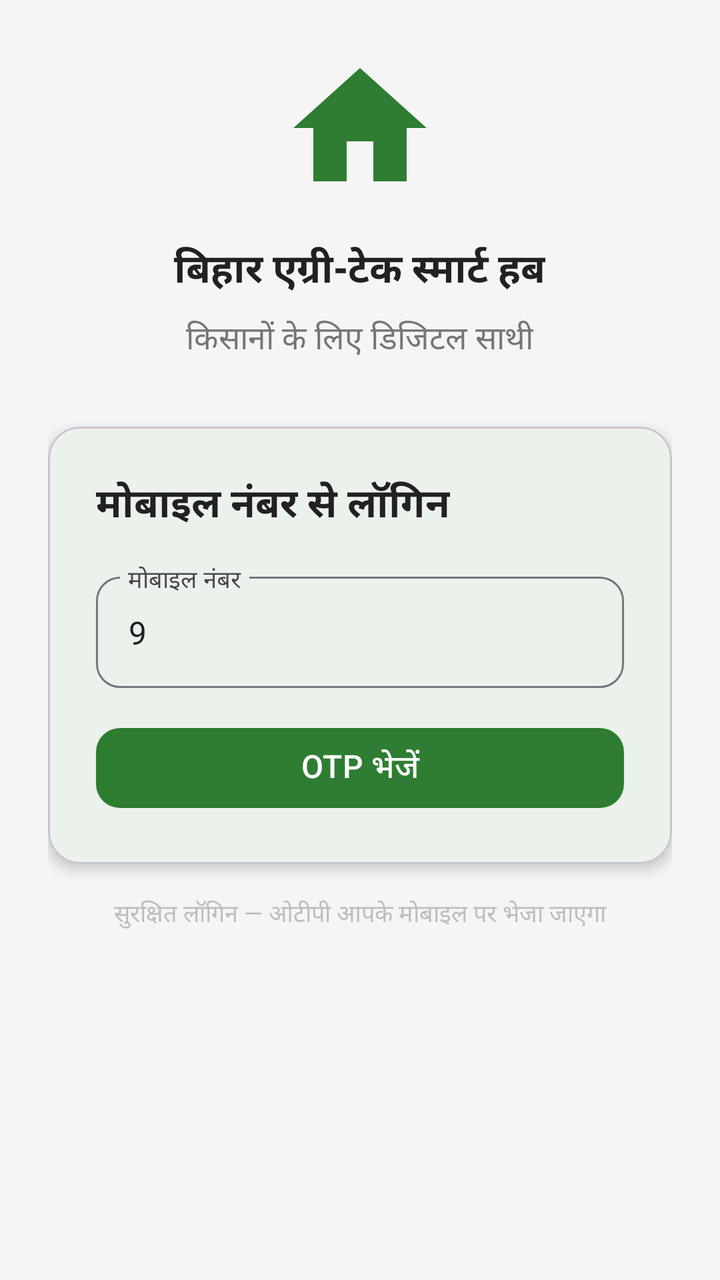
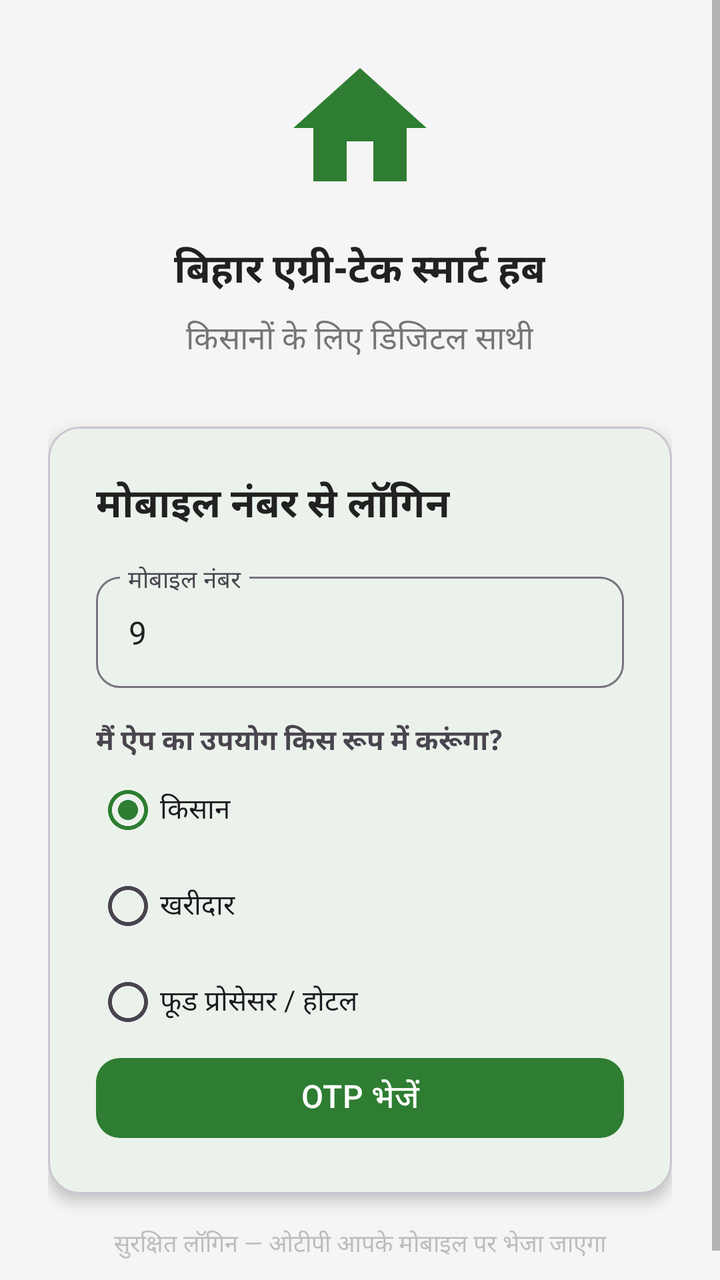

Screens rendered from an Android XML layout before and after an edit, with the pre-edit source and the edit as a unified diff.
<!-- AndroidManifest.xml: activity theme Theme.SmartHub.NoActionBar -->
<!-- res/layout/activity_login.xml -->
<?xml version="1.0" encoding="utf-8"?>
<ScrollView xmlns:android="http://schemas.android.com/apk/res/android"
    xmlns:app="http://schemas.android.com/apk/res-auto"
    android:layout_width="match_parent"
    android:layout_height="match_parent"
    android:background="@color/background">

    <LinearLayout
        android:layout_width="match_parent"
        android:layout_height="wrap_content"
        android:orientation="vertical"
        android:padding="24dp">

        
        <LinearLayout
            android:layout_width="match_parent"
            android:layout_height="wrap_content"
            android:layout_marginBottom="32dp"
            android:gravity="center"
            android:orientation="vertical">

            <ImageView
                android:layout_width="80dp"
                android:layout_height="80dp"
                android:layout_marginBottom="16dp"
                android:src="@drawable/ic_home"
                app:tint="@color/primary" />

            <TextView
                android:layout_width="wrap_content"
                android:layout_height="wrap_content"
                android:text="बिहार एग्री-टेक स्मार्ट हब"
                android:textColor="@color/text_primary"
                android:textSize="20sp"
                android:textStyle="bold" />

            <TextView
                android:layout_width="wrap_content"
                android:layout_height="wrap_content"
                android:layout_marginTop="8dp"
                android:text="किसानों के लिए डिजिटल साथी"
                android:textColor="@color/text_secondary"
                android:textSize="16sp" />

        </LinearLayout>

        
        <com.google.android.material.card.MaterialCardView
            android:layout_width="match_parent"
            android:layout_height="wrap_content"
            android:layout_marginBottom="16dp"
            app:cardCornerRadius="16dp"
            app:cardElevation="4dp">

            <LinearLayout
                android:layout_width="match_parent"
                android:layout_height="wrap_content"
                android:orientation="vertical"
                android:padding="24dp">

                <TextView
                    android:layout_width="wrap_content"
                    android:layout_height="wrap_content"
                    android:layout_marginBottom="16dp"
                    android:text="मोबाइल नंबर से लॉगिन"
                    android:textColor="@color/text_primary"
                    android:textSize="20sp"
                    android:textStyle="bold" />

                <com.google.android.material.textfield.TextInputLayout
                    android:layout_width="match_parent"
                    android:layout_height="wrap_content"
                    android:layout_marginBottom="16dp"
                    android:hint="मोबाइल नंबर"
                    app:boxCornerRadiusBottomEnd="12dp"
                    app:boxCornerRadiusBottomStart="12dp"
                    app:boxCornerRadiusTopEnd="12dp"
                    app:boxCornerRadiusTopStart="12dp"
                    app:hintTextColor="@color/primary">

                    <com.google.android.material.textfield.TextInputEditText
                        android:id="@+id/et_mobile"
                        android:layout_width="match_parent"
                        android:layout_height="wrap_content"
                        android:inputType="phone"
                        android:maxLength="10"
                        android:text="9" />

                </com.google.android.material.textfield.TextInputLayout>

                <com.google.android.material.button.MaterialButton
                    android:id="@+id/btn_send_otp"
                    android:layout_width="match_parent"
                    android:layout_height="wrap_content"
                    android:text="OTP भेजें"
                    android:textSize="16sp"
                    app:cornerRadius="12dp" />

            </LinearLayout>

        </com.google.android.material.card.MaterialCardView>

        
        <com.google.android.material.card.MaterialCardView
            android:id="@+id/otp_layout"
            android:layout_width="match_parent"
            android:layout_height="wrap_content"
            android:layout_marginBottom="16dp"
            android:visibility="gone"
            app:cardCornerRadius="16dp"
            app:cardElevation="4dp">

            <LinearLayout
                android:layout_width="match_parent"
                android:layout_height="wrap_content"
                android:orientation="vertical"
                android:padding="24dp">

                <TextView
                    android:id="@+id/tv_mobile_display"
                    android:layout_width="wrap_content"
                    android:layout_height="wrap_content"
                    android:layout_marginBottom="16dp"
                    android:text="OTP भेजा गया: +91 9XXXXXXXXX"
                    android:textColor="@color/text_secondary"
                    android:textSize="14sp" />

                <com.google.android.material.textfield.TextInputLayout
                    android:layout_width="match_parent"
                    android:layout_height="wrap_content"
                    android:layout_marginBottom="16dp"
                    android:hint="OTP दर्ज करें"
                    app:boxCornerRadiusBottomEnd="12dp"
                    app:boxCornerRadiusBottomStart="12dp"
                    app:boxCornerRadiusTopEnd="12dp"
                    app:boxCornerRadiusTopStart="12dp"
                    app:hintTextColor="@color/primary">

                    <com.google.android.material.textfield.TextInputEditText
                        android:id="@+id/et_otp"
                        android:layout_width="match_parent"
                        android:layout_height="wrap_content"
                        android:hint="6 अंकों का कोड"
                        android:inputType="number"
                        android:maxLength="6" />

                </com.google.android.material.textfield.TextInputLayout>

                <com.google.android.material.button.MaterialButton
                    android:id="@+id/btn_verify_otp"
                    android:layout_width="match_parent"
                    android:layout_height="wrap_content"
                    android:text="सत्यापित करें"
                    android:textSize="16sp"
                    app:cornerRadius="12dp" />

            </LinearLayout>

        </com.google.android.material.card.MaterialCardView>

        
        <TextView
            android:layout_width="match_parent"
            android:layout_height="wrap_content"
            android:gravity="center"
            android:text="सुरक्षित लॉगिन — ओटीपी आपके मोबाइल पर भेजा जाएगा"
            android:textColor="@color/text_hint"
            android:textSize="12sp" />

    </LinearLayout>

</ScrollView>
<!-- resources referenced by this layout -->
<resources>
  <color name="background">#F5F5F5</color>
  <color name="primary">#2E7D32</color>
  <color name="text_hint">#BDBDBD</color>
  <color name="text_primary">#212121</color>
  <color name="text_secondary">#757575</color>
  <!-- drawable ic_home (drawable) -->
  <vector xmlns:android="http://schemas.android.com/apk/res/android"
      android:width="24dp"
      android:height="24dp"
      android:viewportWidth="24"
      android:viewportHeight="24"
      android:tint="?attr/colorOnSurface">
      <path
          android:fillColor="@android:color/white"
          android:pathData="M10,20v-6h4v6h5v-8h3L12,3 2,12h3v8z" />
  </vector>
  <style name="Theme.SmartHub.NoActionBar" parent="Theme.Material3.DayNight.NoActionBar">
          <item name="colorPrimary">@color/primary</item>
          <item name="colorPrimaryVariant">@color/primary_dark</item>
          <item name="colorOnPrimary">@color/white</item>
          <item name="colorSecondary">@color/accent</item>
          <item name="colorSecondaryVariant">@color/secondary_dark</item>
          <item name="colorOnSecondary">@color/white</item>
          <item name="android:statusBarColor">@color/primary</item>
          <item name="android:windowLightStatusBar">false</item>
          <item name="android:colorBackground">@color/background</item>
          <item name="colorSurface">@color/surface</item>
          <item name="colorOnSurface">@color/text_primary</item>
          <item name="android:textColorPrimary">@color/text_primary</item>
          <item name="android:textColorSecondary">@color/text_secondary</item>
          <item name="android:textColorHint">@color/text_hint</item>
      </style>
  <color name="primary_dark">#1B5E20</color>
  <color name="white">#FFFFFFFF</color>
  <color name="accent">#4CAF50</color>
  <color name="secondary_dark">#F57C00</color>
  <color name="surface">#FFFFFF</color>
</resources>

<!-- the commit's change to res/layout/activity_login.xml (unified diff, before → after) -->
@@ -88,6 +88,21 @@
 
                 </com.google.android.material.textfield.TextInputLayout>
 
+                <TextView
+                    android:layout_width="wrap_content"
+                    android:layout_height="wrap_content"
+                    android:text="मैं ऐप का उपयोग किस रूप में करूंगा?"
+                    android:textStyle="bold" />
+                <RadioGroup
+                    android:id="@+id/role_group"
+                    android:layout_width="match_parent"
+                    android:layout_height="wrap_content"
+                    android:orientation="vertical">
+                    <RadioButton android:id="@+id/role_farmer" android:layout_width="match_parent" android:layout_height="wrap_content" android:checked="true" android:text="किसान" android:tag="farmer" />
+                    <RadioButton android:id="@+id/role_buyer" android:layout_width="match_parent" android:layout_height="wrap_content" android:text="खरीदार" android:tag="buyer" />
+                    <RadioButton android:id="@+id/role_processor" android:layout_width="match_parent" android:layout_height="wrap_content" android:text="फूड प्रोसेसर / होटल" android:tag="processor" />
+                </RadioGroup>
+
                 <com.google.android.material.button.MaterialButton
                     android:id="@+id/btn_send_otp"
                     android:layout_width="match_parent"
